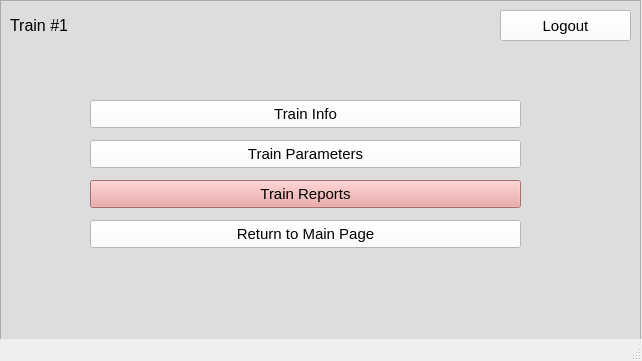
Old version of the form src/UI/TrainModel/Train_Menu.ui in the repository aet37/ECE1140-Project.
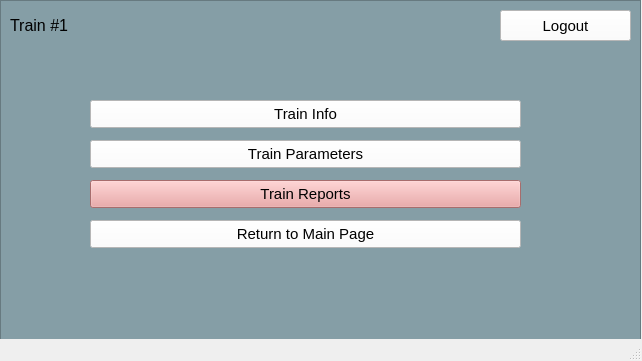
New version of the form.

Diff of the .ui file:
```diff
--- a/src/UI/TrainModel/Train_Menu.ui
+++ b/src/UI/TrainModel/Train_Menu.ui
@@ -195,7 +195,7 @@
      </rect>
     </property>
     <property name="styleSheet">
-     <string notr="true">background-color: rgb(221, 221, 221);
+     <string notr="true">background-color: rgb(133, 158, 166);
 border-color: rgb(0, 0, 0);</string>
     </property>
     <property name="frameShape">
```
